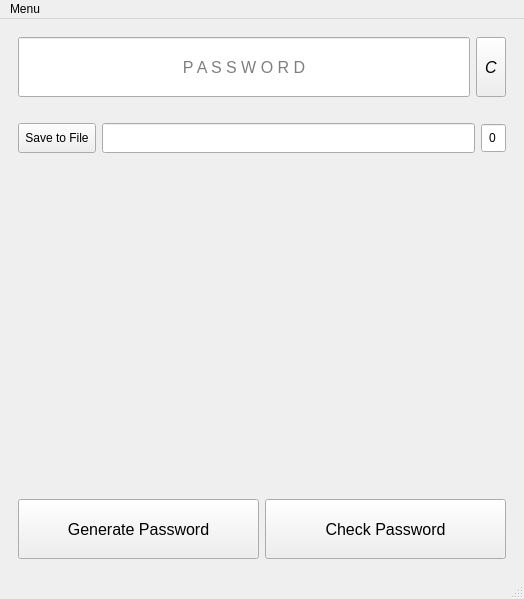
This is gui/home.ui in EnesUGR/PasswordGen as Qt 5 draws it before an edit. The edited form follows.
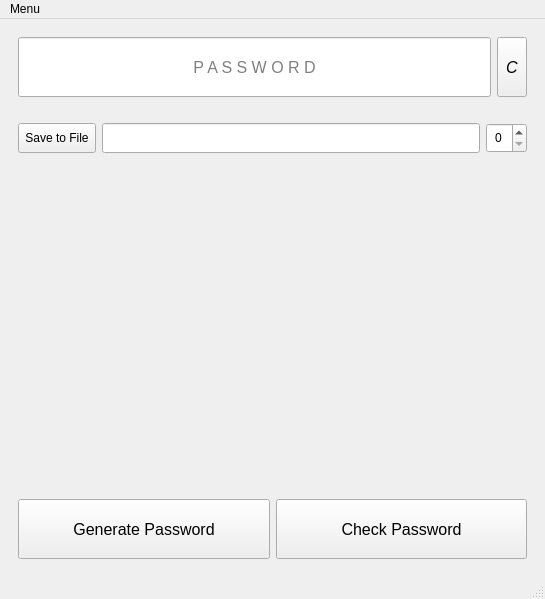
This is the edited form.

Commit message: About page added.

What changed in the file:
```diff
--- a/gui/home.ui
+++ b/gui/home.ui
@@ -6,7 +6,7 @@
    <rect>
     <x>0</x>
     <y>0</y>
-    <width>524</width>
+    <width>545</width>
     <height>599</height>
    </rect>
   </property>
@@ -145,7 +145,7 @@
              <set>Qt::AlignCenter</set>
             </property>
             <property name="buttonSymbols">
-             <enum>QAbstractSpinBox::NoButtons</enum>
+             <enum>QAbstractSpinBox::UpDownArrows</enum>
             </property>
             <property name="maximum">
              <number>99</number>
@@ -1003,7 +1003,7 @@
     <rect>
      <x>0</x>
      <y>0</y>
-     <width>524</width>
+     <width>545</width>
      <height>22</height>
     </rect>
    </property>
```
Left out of the diff: 6 changed lines with no effect on the pictures. The commit also changes 2 other files.
